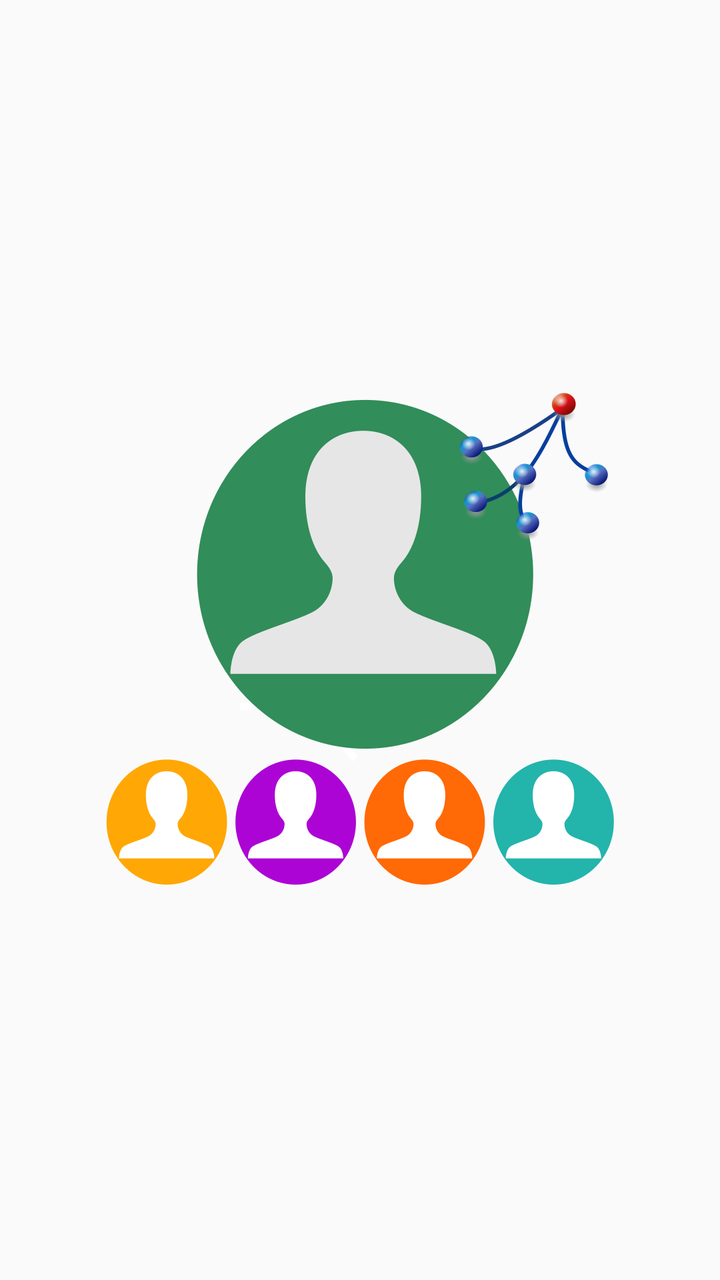
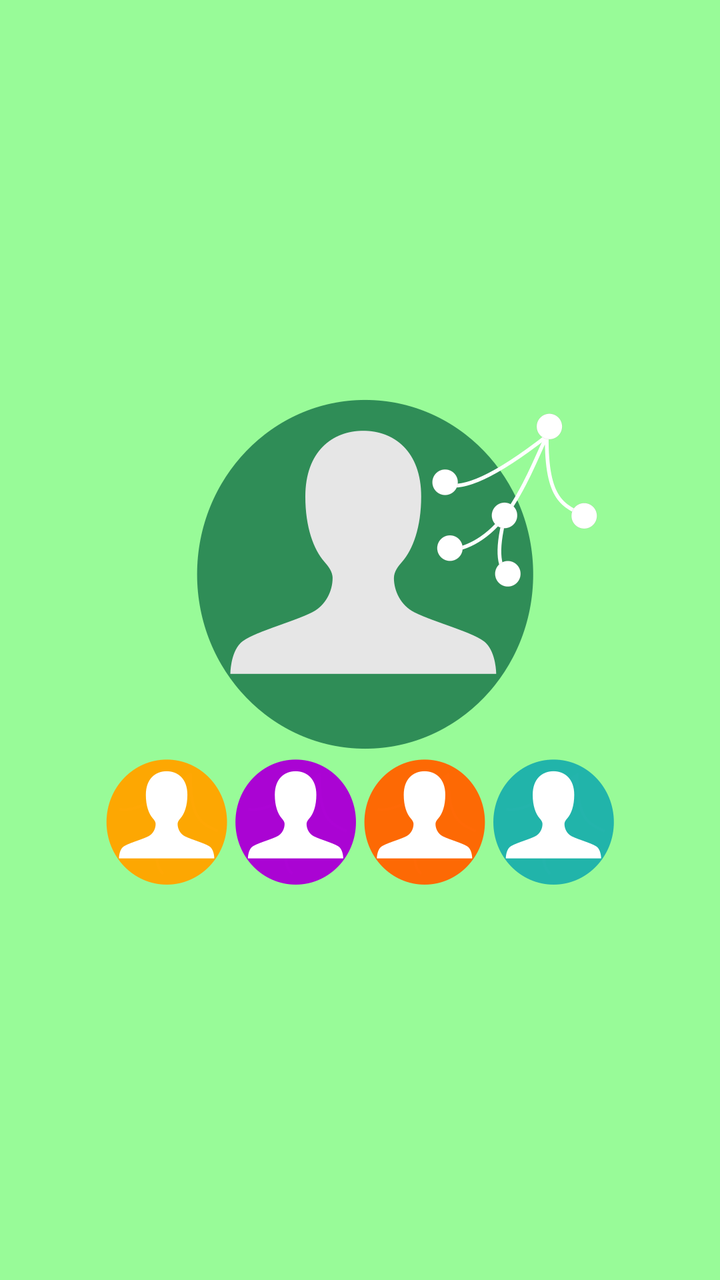

The first picture is an Android layout as it rendered before a commit; the second is the same layout after the commit. The layout source and the unified diff follow.
<!-- AndroidManifest.xml: application theme CompatAppTheme -->
<!-- res/layout/fragment_main.xml -->
<?xml version="1.0" encoding="utf-8"?>
<RelativeLayout xmlns:android="http://schemas.android.com/apk/res/android"
                xmlns:tools="http://schemas.android.com/tools"
                android:layout_width="match_parent"
                android:layout_height="match_parent"
                android:paddingBottom="@dimen/activity_vertical_margin"
                android:paddingLeft="@dimen/activity_horizontal_margin"
                android:paddingRight="@dimen/activity_horizontal_margin"
                android:paddingTop="@dimen/activity_vertical_margin"
                tools:context="org.treebolic.contacts.MainActivity$PlaceholderFragment">

	<ImageView
		android:id="@+id/imageView"
		android:layout_width="wrap_content"
		android:layout_height="wrap_content"
		android:layout_centerHorizontal="true"
		android:layout_centerVertical="true"
		android:contentDescription="@string/contacts"
		android:src="@drawable/ic_splash"/>

</RelativeLayout>
<!-- resources referenced by this layout -->
<resources>
  <dimen name="activity_horizontal_margin">16dp</dimen>
  <dimen name="activity_vertical_margin">16dp</dimen>
  <!-- drawable ic_splash: png bitmap (drawable-hdpi, 35086 bytes) -->
  <string name="contacts">Contacts</string>
  <style name="CompatAppTheme" parent="CompatAppBaseTheme">
  
          
          <item name="colorPrimary">@color/primary</item>
  
          
          <item name="colorPrimaryDark">@color/primary_dark</item>
  
          
          <item name="colorAccent">@color/accent</item>
  
          
  
          
          <item name="treebolic_actionbar_icon_color">@android:color/white</item>
  
          
          <item name="treebolic_toolbar_background">@color/primary_dark</item>
          <item name="treebolic_toolbar_icon_color">@android:color/white</item>
  
          <item name="treebolic_statusbar_background">@color/primary_dark</item>
          <item name="treebolic_statusbar_foreground">@color/light_gray</item>
          <item name="treebolic_statusbar_foreground_enhanced">@android:color/white</item>
          <item name="treebolic_statusbar_icon_color">@android:color/white</item>
  
          <item name="treebolic_dialog_background">@color/primary_dark</item>
          <item name="treebolic_dialog_foreground">@color/light_gray</item>
          <item name="treebolic_dialog_foreground_enhanced">@android:color/white</item>
          <item name="treebolic_dialog_icon_color">@android:color/white</item>
  
          <item name="treebolic_splitbar_color">@color/primary</item>
          <item name="treebolic_splitbar_drag_color">@color/accent</item>
  
      </style>
  <style name="CompatAppBaseTheme" parent="Theme.AppCompat.Light.NoActionBar">
      </style>
  <item name="primary" type="color">@color/teal_color</item>
  <item name="primary_dark" type="color">@color/dark_teal_color</item>
  <item name="accent" type="color">@color/orange_color</item>
  <color name="light_gray">#ffb0b0b0</color>
  <item name="teal_color" type="color">#FF009688</item>
  <item name="dark_teal_color" type="color">#FF004d40</item>
  <item name="orange_color" type="color">#FFffA500</item>
</resources>

<!-- the commit's change to res/layout/fragment_main.xml (unified diff, before → after) -->
@@ -1,6 +1,7 @@
 <?xml version="1.0" encoding="utf-8"?>
 <RelativeLayout xmlns:android="http://schemas.android.com/apk/res/android"
                 xmlns:tools="http://schemas.android.com/tools"
+                android:background="@color/light_green_color"
                 android:layout_width="match_parent"
                 android:layout_height="match_parent"
                 android:paddingBottom="@dimen/activity_vertical_margin"
<!-- resource entries referenced after the edit -->
@@ -1,8 +1,9 @@
 <!-- resources referenced by this layout -->
 <resources>
+  <item name="light_green_color" type="color">#FF98FB98</item>
   <dimen name="activity_horizontal_margin">16dp</dimen>
   <dimen name="activity_vertical_margin">16dp</dimen>
-  <!-- drawable ic_splash: png bitmap (drawable-hdpi, 35086 bytes) -->
+  <!-- drawable ic_splash: png bitmap (drawable-hdpi, 30203 bytes) -->
   <string name="contacts">Contacts</string>
   <style name="CompatAppTheme" parent="CompatAppBaseTheme">
   
